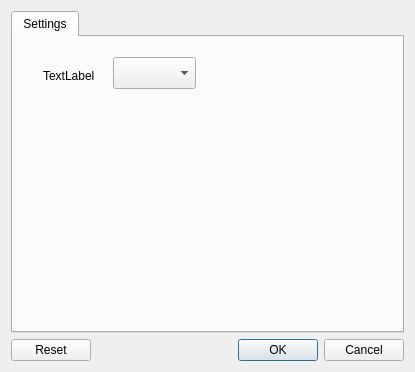
Old version of the form hp_settingsdlg.ui in the repository Indy970/QtHPConnect.
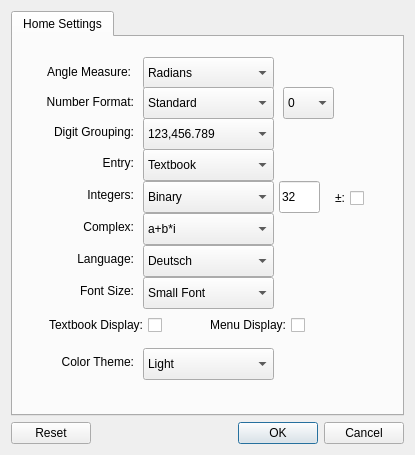
New version of the form.

Commit message: Completed Settings Dialog

Patch:
```diff
--- a/hp_settingsdlg.ui
+++ b/hp_settingsdlg.ui
@@ -1,13 +1,16 @@
 <?xml version="1.0" encoding="UTF-8"?>
 <ui version="4.0">
- <class>dlgSettings</class>
- <widget class="QDialog" name="dlgSettings">
+ <class>hp_SettingsDlg</class>
+ <widget class="QDialog" name="hp_SettingsDlg">
+  <property name="enabled">
+   <bool>true</bool>
+  </property>
   <property name="geometry">
    <rect>
     <x>0</x>
     <y>0</y>
     <width>415</width>
-    <height>372</height>
+    <height>455</height>
    </rect>
   </property>
   <property name="focusPolicy">
@@ -24,32 +27,644 @@
      </property>
      <widget class="QWidget" name="hpSettings">
       <attribute name="title">
-       <string>Settings</string>
+       <string>Home Settings</string>
       </attribute>
       <widget class="QLabel" name="label">
        <property name="geometry">
         <rect>
-         <x>30</x>
-         <y>30</y>
-         <width>58</width>
-         <height>18</height>
+         <x>17</x>
+         <y>20</y>
+         <width>101</width>
+         <height>30</height>
         </rect>
        </property>
+       <property name="layoutDirection">
+        <enum>Qt::RightToLeft</enum>
+       </property>
        <property name="text">
-        <string>TextLabel</string>
+        <string>Angle Measure:</string>
        </property>
+       <property name="alignment">
+        <set>Qt::AlignRight|Qt::AlignTrailing|Qt::AlignVCenter</set>
+       </property>
       </widget>
       <widget class="QComboBox" name="comboBox">
        <property name="geometry">
         <rect>
-         <x>100</x>
+         <x>130</x>
          <y>20</y>
-         <width>83</width>
+         <width>131</width>
          <height>32</height>
         </rect>
        </property>
        <property name="currentText">
-        <string/>
+        <string>Radians</string>
+       </property>
+       <property name="currentIndex">
+        <number>0</number>
+       </property>
+       <item>
+        <property name="text">
+         <string>Radians</string>
+        </property>
+       </item>
+       <item>
+        <property name="text">
+         <string>Degrees</string>
+        </property>
+       </item>
+       <item>
+        <property name="text">
+         <string>Gradians</string>
+        </property>
+       </item>
+      </widget>
+      <widget class="QCheckBox" name="ch_signed">
+       <property name="geometry">
+        <rect>
+         <x>310</x>
+         <y>150</y>
+         <width>41</width>
+         <height>22</height>
+        </rect>
+       </property>
+       <property name="layoutDirection">
+        <enum>Qt::RightToLeft</enum>
+       </property>
+       <property name="text">
+        <string>±:</string>
+       </property>
+      </widget>
+      <widget class="QComboBox" name="cb_format">
+       <property name="geometry">
+        <rect>
+         <x>130</x>
+         <y>50</y>
+         <width>131</width>
+         <height>32</height>
+        </rect>
+       </property>
+       <property name="currentText">
+        <string>Standard</string>
+       </property>
+       <item>
+        <property name="text">
+         <string>Standard</string>
+        </property>
+       </item>
+       <item>
+        <property name="text">
+         <string>Fixed</string>
+        </property>
+       </item>
+       <item>
+        <property name="text">
+         <string>Scientific</string>
+        </property>
+       </item>
+       <item>
+        <property name="text">
+         <string>Engineering</string>
+        </property>
+       </item>
+       <item>
+        <property name="text">
+         <string>Floating</string>
+        </property>
+       </item>
+       <item>
+        <property name="text">
+         <string>Rounded</string>
+        </property>
+       </item>
+      </widget>
+      <widget class="QComboBox" name="cb_grouping">
+       <property name="geometry">
+        <rect>
+         <x>130</x>
+         <y>81</y>
+         <width>131</width>
+         <height>32</height>
+        </rect>
+       </property>
+       <property name="currentText">
+        <string>123,456.789</string>
+       </property>
+       <item>
+        <property name="text">
+         <string>123,456.789</string>
+        </property>
+       </item>
+       <item>
+        <property name="text">
+         <string>123'456.789</string>
+        </property>
+       </item>
+       <item>
+        <property name="text">
+         <string>123 456.789</string>
+        </property>
+       </item>
+       <item>
+        <property name="text">
+         <string>123456.789</string>
+        </property>
+       </item>
+       <item>
+        <property name="text">
+         <string>123.456,789</string>
+        </property>
+       </item>
+       <item>
+        <property name="text">
+         <string>123'456,789</string>
+        </property>
+       </item>
+       <item>
+        <property name="text">
+         <string>123 456,789</string>
+        </property>
+       </item>
+       <item>
+        <property name="text">
+         <string>123&quot;456.789</string>
+        </property>
+       </item>
+       <item>
+        <property name="text">
+         <string>123456,789</string>
+        </property>
+       </item>
+       <item>
+        <property name="text">
+         <string>1234,5678.901</string>
+        </property>
+       </item>
+       <item>
+        <property name="text">
+         <string>1,23,456.789</string>
+        </property>
+       </item>
+      </widget>
+      <widget class="QLabel" name="label_2">
+       <property name="geometry">
+        <rect>
+         <x>20</x>
+         <y>50</y>
+         <width>101</width>
+         <height>30</height>
+        </rect>
+       </property>
+       <property name="layoutDirection">
+        <enum>Qt::RightToLeft</enum>
+       </property>
+       <property name="text">
+        <string>Number Format:</string>
+       </property>
+       <property name="alignment">
+        <set>Qt::AlignRight|Qt::AlignTrailing|Qt::AlignVCenter</set>
+       </property>
+      </widget>
+      <widget class="QLabel" name="label_3">
+       <property name="geometry">
+        <rect>
+         <x>20</x>
+         <y>80</y>
+         <width>101</width>
+         <height>30</height>
+        </rect>
+       </property>
+       <property name="layoutDirection">
+        <enum>Qt::RightToLeft</enum>
+       </property>
+       <property name="text">
+        <string>Digit Grouping:</string>
+       </property>
+       <property name="alignment">
+        <set>Qt::AlignRight|Qt::AlignTrailing|Qt::AlignVCenter</set>
+       </property>
+      </widget>
+      <widget class="QComboBox" name="cb_entry">
+       <property name="geometry">
+        <rect>
+         <x>130</x>
+         <y>112</y>
+         <width>131</width>
+         <height>32</height>
+        </rect>
+       </property>
+       <property name="currentText">
+        <string>Textbook</string>
+       </property>
+       <item>
+        <property name="text">
+         <string>Textbook</string>
+        </property>
+       </item>
+       <item>
+        <property name="text">
+         <string>Algebraic</string>
+        </property>
+       </item>
+       <item>
+        <property name="text">
+         <string>RPN</string>
+        </property>
+       </item>
+      </widget>
+      <widget class="QLabel" name="label_4">
+       <property name="geometry">
+        <rect>
+         <x>20</x>
+         <y>111</y>
+         <width>101</width>
+         <height>30</height>
+        </rect>
+       </property>
+       <property name="layoutDirection">
+        <enum>Qt::RightToLeft</enum>
+       </property>
+       <property name="text">
+        <string>Entry:</string>
+       </property>
+       <property name="alignment">
+        <set>Qt::AlignRight|Qt::AlignTrailing|Qt::AlignVCenter</set>
+       </property>
+      </widget>
+      <widget class="QComboBox" name="cb_integers">
+       <property name="geometry">
+        <rect>
+         <x>130</x>
+         <y>144</y>
+         <width>131</width>
+         <height>32</height>
+        </rect>
+       </property>
+       <property name="currentText">
+        <string>Binary</string>
+       </property>
+       <item>
+        <property name="text">
+         <string>Binary</string>
+        </property>
+       </item>
+       <item>
+        <property name="text">
+         <string>Octal</string>
+        </property>
+       </item>
+       <item>
+        <property name="text">
+         <string>Decimal</string>
+        </property>
+       </item>
+       <item>
+        <property name="text">
+         <string>Hex</string>
+        </property>
+       </item>
+      </widget>
+      <widget class="QLabel" name="label_5">
+       <property name="geometry">
+        <rect>
+         <x>20</x>
+         <y>143</y>
+         <width>101</width>
+         <height>30</height>
+        </rect>
+       </property>
+       <property name="layoutDirection">
+        <enum>Qt::RightToLeft</enum>
+       </property>
+       <property name="text">
+        <string>Integers:</string>
+       </property>
+       <property name="alignment">
+        <set>Qt::AlignRight|Qt::AlignTrailing|Qt::AlignVCenter</set>
+       </property>
+      </widget>
+      <widget class="QLabel" name="label_6">
+       <property name="geometry">
+        <rect>
+         <x>20</x>
+         <y>175</y>
+         <width>101</width>
+         <height>30</height>
+        </rect>
+       </property>
+       <property name="layoutDirection">
+        <enum>Qt::RightToLeft</enum>
+       </property>
+       <property name="text">
+        <string>Complex:</string>
+       </property>
+       <property name="alignment">
+        <set>Qt::AlignRight|Qt::AlignTrailing|Qt::AlignVCenter</set>
+       </property>
+      </widget>
+      <widget class="QComboBox" name="cb_complex">
+       <property name="geometry">
+        <rect>
+         <x>130</x>
+         <y>176</y>
+         <width>131</width>
+         <height>32</height>
+        </rect>
+       </property>
+       <property name="currentText">
+        <string>a+b*i</string>
+       </property>
+       <item>
+        <property name="text">
+         <string>a+b*i</string>
+        </property>
+       </item>
+       <item>
+        <property name="text">
+         <string>(a,b)</string>
+        </property>
+       </item>
+      </widget>
+      <widget class="QComboBox" name="cb_language">
+       <property name="geometry">
+        <rect>
+         <x>130</x>
+         <y>208</y>
+         <width>131</width>
+         <height>32</height>
+        </rect>
+       </property>
+       <property name="currentText">
+        <string>Deutsch</string>
+       </property>
+       <item>
+        <property name="text">
+         <string>Deutsch</string>
+        </property>
+       </item>
+       <item>
+        <property name="text">
+         <string>English</string>
+        </property>
+       </item>
+       <item>
+        <property name="text">
+         <string>Espanol</string>
+        </property>
+       </item>
+       <item>
+        <property name="text">
+         <string>Francais</string>
+        </property>
+       </item>
+       <item>
+        <property name="text">
+         <string>Nederlands</string>
+        </property>
+       </item>
+       <item>
+        <property name="text">
+         <string>Portugues</string>
+        </property>
+       </item>
+       <item>
+        <property name="text">
+         <string>New Item</string>
+        </property>
+       </item>
+       <item>
+        <property name="text">
+         <string>New Item</string>
+        </property>
+       </item>
+      </widget>
+      <widget class="QLabel" name="label_7">
+       <property name="geometry">
+        <rect>
+         <x>20</x>
+         <y>207</y>
+         <width>101</width>
+         <height>30</height>
+        </rect>
+       </property>
+       <property name="layoutDirection">
+        <enum>Qt::RightToLeft</enum>
+       </property>
+       <property name="text">
+        <string>Language:</string>
+       </property>
+       <property name="alignment">
+        <set>Qt::AlignRight|Qt::AlignTrailing|Qt::AlignVCenter</set>
+       </property>
+      </widget>
+      <widget class="QLabel" name="label_8">
+       <property name="geometry">
+        <rect>
+         <x>20</x>
+         <y>239</y>
+         <width>101</width>
+         <height>30</height>
+        </rect>
+       </property>
+       <property name="layoutDirection">
+        <enum>Qt::RightToLeft</enum>
+       </property>
+       <property name="text">
+        <string>Font Size:</string>
+       </property>
+       <property name="alignment">
+        <set>Qt::AlignRight|Qt::AlignTrailing|Qt::AlignVCenter</set>
+       </property>
+      </widget>
+      <widget class="QComboBox" name="cb_font">
+       <property name="geometry">
+        <rect>
+         <x>130</x>
+         <y>240</y>
+         <width>131</width>
+         <height>32</height>
+        </rect>
+       </property>
+       <property name="currentText">
+        <string>Small Font</string>
+       </property>
+       <item>
+        <property name="text">
+         <string>Small Font</string>
+        </property>
+       </item>
+       <item>
+        <property name="text">
+         <string>Medium Font</string>
+        </property>
+       </item>
+       <item>
+        <property name="text">
+         <string>Large Font</string>
+        </property>
+       </item>
+      </widget>
+      <widget class="QCheckBox" name="ch_textbook">
+       <property name="geometry">
+        <rect>
+         <x>8</x>
+         <y>277</y>
+         <width>141</width>
+         <height>22</height>
+        </rect>
+       </property>
+       <property name="layoutDirection">
+        <enum>Qt::RightToLeft</enum>
+       </property>
+       <property name="text">
+        <string>Textbook Display:</string>
+       </property>
+      </widget>
+      <widget class="QCheckBox" name="ch_menu">
+       <property name="geometry">
+        <rect>
+         <x>151</x>
+         <y>277</y>
+         <width>141</width>
+         <height>22</height>
+        </rect>
+       </property>
+       <property name="layoutDirection">
+        <enum>Qt::RightToLeft</enum>
+       </property>
+       <property name="text">
+        <string>Menu Display:</string>
+       </property>
+      </widget>
+      <widget class="QComboBox" name="cb_theme">
+       <property name="geometry">
+        <rect>
+         <x>130</x>
+         <y>311</y>
+         <width>131</width>
+         <height>32</height>
+        </rect>
+       </property>
+       <property name="currentText">
+        <string>Light</string>
+       </property>
+       <item>
+        <property name="text">
+         <string>Light</string>
+        </property>
+       </item>
+       <item>
+        <property name="text">
+         <string>Dark</string>
+        </property>
+       </item>
+      </widget>
+      <widget class="QLabel" name="label_17">
+       <property name="geometry">
+        <rect>
+         <x>20</x>
+         <y>310</y>
+         <width>101</width>
+         <height>30</height>
+        </rect>
+       </property>
+       <property name="layoutDirection">
+        <enum>Qt::RightToLeft</enum>
+       </property>
+       <property name="text">
+        <string>Color Theme:</string>
+       </property>
+       <property name="alignment">
+        <set>Qt::AlignRight|Qt::AlignTrailing|Qt::AlignVCenter</set>
+       </property>
+      </widget>
+      <widget class="QComboBox" name="cb_precision">
+       <property name="geometry">
+        <rect>
+         <x>270</x>
+         <y>50</y>
+         <width>51</width>
+         <height>32</height>
+        </rect>
+       </property>
+       <property name="currentText">
+        <string>0</string>
+       </property>
+       <item>
+        <property name="text">
+         <string>0</string>
+        </property>
+       </item>
+       <item>
+        <property name="text">
+         <string>1</string>
+        </property>
+       </item>
+       <item>
+        <property name="text">
+         <string>2</string>
+        </property>
+       </item>
+       <item>
+        <property name="text">
+         <string>3</string>
+        </property>
+       </item>
+       <item>
+        <property name="text">
+         <string>4</string>
+        </property>
+       </item>
+       <item>
+        <property name="text">
+         <string>5</string>
+        </property>
+       </item>
+       <item>
+        <property name="text">
+         <string>6</string>
+        </property>
+       </item>
+       <item>
+        <property name="text">
+         <string>7</string>
+        </property>
+       </item>
+       <item>
+        <property name="text">
+         <string>8</string>
+        </property>
+       </item>
+       <item>
+        <property name="text">
+         <string>9</string>
+        </property>
+       </item>
+       <item>
+        <property name="text">
+         <string>10</string>
+        </property>
+       </item>
+       <item>
+        <property name="text">
+         <string>11</string>
+        </property>
+       </item>
+      </widget>
+      <widget class="QLineEdit" name="le_integer">
+       <property name="geometry">
+        <rect>
+         <x>266</x>
+         <y>144</y>
+         <width>41</width>
+         <height>32</height>
+        </rect>
+       </property>
+       <property name="inputMethodHints">
+        <set>Qt::ImhDigitsOnly</set>
+       </property>
+       <property name="text">
+        <string>32</string>
        </property>
       </widget>
      </widget>
```
Left out of the diff: 6 changed lines with no effect on the pictures. The commit also changes 12 other files.
